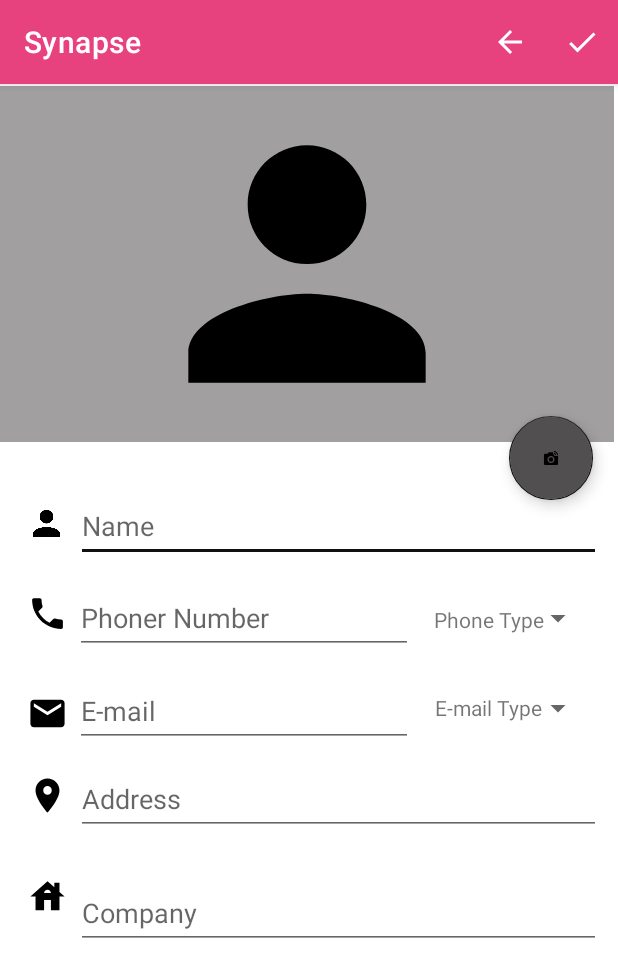
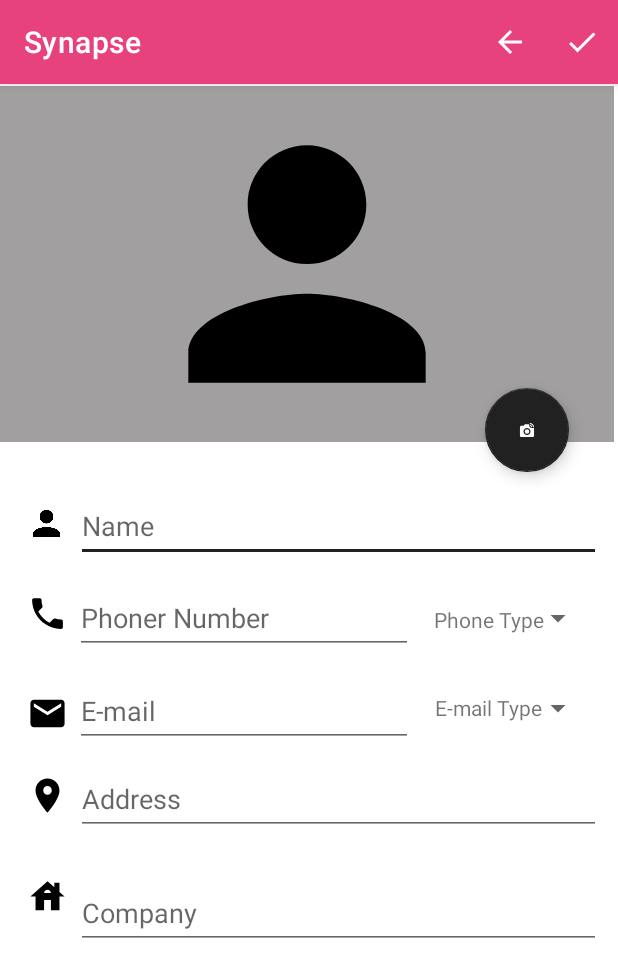
Before and after one commit to cHaC0ne/synapse, an Android app: the SecondActivity screen opened directly, with no data from a screen before it, on a phone screen of 412 x 824 dp. Shown: the top 977 px of the screen. Run offline under Robolectric (Android 15) with nearby library versions, the phone set to English and light mode, and no system bars.

Commit message:
Falta color de icono camara y color boton registerFacebook

```diff
--- a/app/src/main/res/layout/activity_main.xml
+++ b/app/src/main/res/layout/activity_main.xml
@@ -118,7 +118,6 @@
         android:background="@drawable/boton_registerfacebook"
         android:text="REGISTER WITH FACEBOOK"
         android:gravity="center"
-        style="@style/EditText.Fernando"
         android:textColor="@color/white"
         app:layout_constraintBottom_toBottomOf="parent"
         app:layout_constraintEnd_toEndOf="parent"
--- a/app/src/main/res/layout/activity_second.xml
+++ b/app/src/main/res/layout/activity_second.xml
@@ -202,17 +202,16 @@
         app:layout_constraintVertical_bias="0.542" />
 
     <com.google.android.material.floatingactionbutton.FloatingActionButton
-        android:id="@+id/floatingActionButton"
+        android:id="@+id/floatingActionButton2"
         android:layout_width="wrap_content"
         android:layout_height="wrap_content"
-        android:backgroundTint="#514F4F"
         android:clickable="true"
         app:layout_constraintBottom_toBottomOf="parent"
         app:layout_constraintEnd_toEndOf="parent"
-        app:layout_constraintHorizontal_bias="0.954"
+        app:layout_constraintHorizontal_bias="0.909"
         app:layout_constraintStart_toStartOf="parent"
         app:layout_constraintTop_toTopOf="parent"
-        app:layout_constraintVertical_bias="0.311"
+        app:layout_constraintVertical_bias="0.285"
         app:srcCompat="@drawable/ic_launcher_foreground" />
 
 </androidx.constraintlayout.widget.ConstraintLayout>
--- a/app/src/main/res/values/themes.xml
+++ b/app/src/main/res/values/themes.xml
@@ -19,20 +19,15 @@
     <style name="Theme.SynapseMod" parent="Theme.MaterialComponents.DayNight.DarkActionBar">
         <!-- Primary brand color. -->
         <item name="colorPrimary">#E8427E</item>
-        <item name="colorPrimaryVariant">@color/primaryDarkColor</item>
+        <item name="colorPrimaryVariant">@color/primaryTextColor</item>
         <item name="colorOnPrimary">@color/white</item>
         <!-- Secondary brand color. -->
-        <item name="colorSecondary">#111111</item>
+        <item name="colorSecondary">@color/primaryColor</item>
         <item name="colorSecondaryVariant">@color/purple_200</item>
-        <item name="colorOnSecondary">@color/black</item>
+        <item name="colorOnSecondary">@color/primaryTextColor</item>
         <!-- Status bar color. -->
         <item name="android:statusBarColor" tools:targetApi="l">?attr/colorPrimaryVariant</item>
         <!-- Customize your theme here. -->
     </style>
 
-    <style name="EditText.Fernando" parent="Widget.AppCompat.EditText">
-        <item name="android:colorControlNormal">@color/purple_500</item>
-        <item name="colorControlActivated">#FDD835</item>
-        <item name="colorControlHighlight">@color/secondaryLightColor</item>
-    </style>
 </resources>
```
